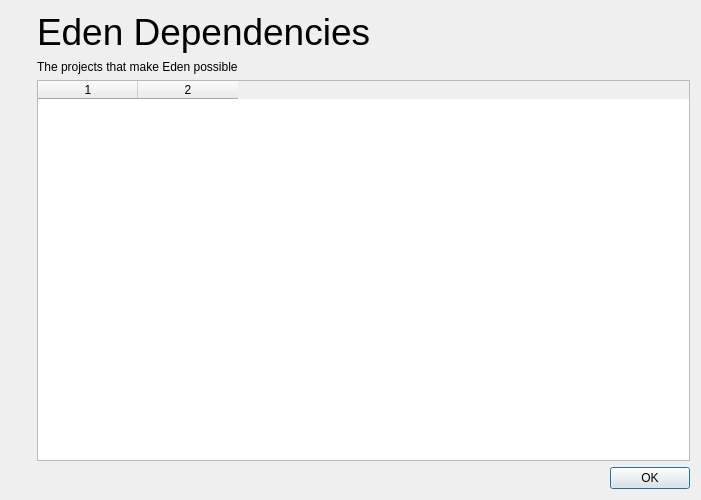
Old version of the form src/yuzu/deps_dialog.ui in the repository ReiKatari/STORM_EDEN.
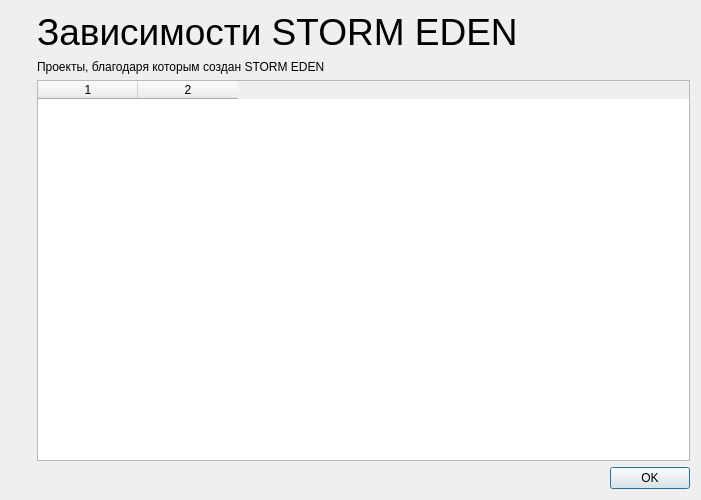
New version of the form. Icons and pictures are not drawn.

Commit message: STORM EDEN v3.2.2: Full NSZ/Tinfoil support, Addons Manager, Cyberpunk/Gothic themes, Update Checker & Bugfixes

```diff
--- a/src/yuzu/deps_dialog.ui
+++ b/src/yuzu/deps_dialog.ui
@@ -69,7 +69,7 @@
           </sizepolicy>
          </property>
          <property name="text">
-          <string>&lt;html&gt;&lt;head/&gt;&lt;body&gt;&lt;p&gt;&lt;span style=&quot; font-size:28pt;&quot;&gt;Eden Dependencies&lt;/span&gt;&lt;/p&gt;&lt;/body&gt;&lt;/html&gt;</string>
+          <string>&lt;html&gt;&lt;head/&gt;&lt;body&gt;&lt;p&gt;&lt;span style=&quot; font-size:28pt;&quot;&gt;Зависимости STORM EDEN&lt;/span&gt;&lt;/p&gt;&lt;/body&gt;&lt;/html&gt;</string>
          </property>
         </widget>
        </item>
@@ -82,7 +82,7 @@
           </sizepolicy>
          </property>
          <property name="text">
-          <string>&lt;html&gt;&lt;head/&gt;&lt;body&gt;&lt;p&gt;The projects that make Eden possible&lt;/p&gt;&lt;/body&gt;&lt;/html&gt;</string>
+          <string>&lt;html&gt;&lt;head/&gt;&lt;body&gt;&lt;p&gt;Проекты, благодаря которым создан STORM EDEN&lt;/p&gt;&lt;/body&gt;&lt;/html&gt;</string>
          </property>
         </widget>
        </item>
```
Left out of the diff: 2 changed lines with no effect on the pictures. The commit also changes 668 other files.
